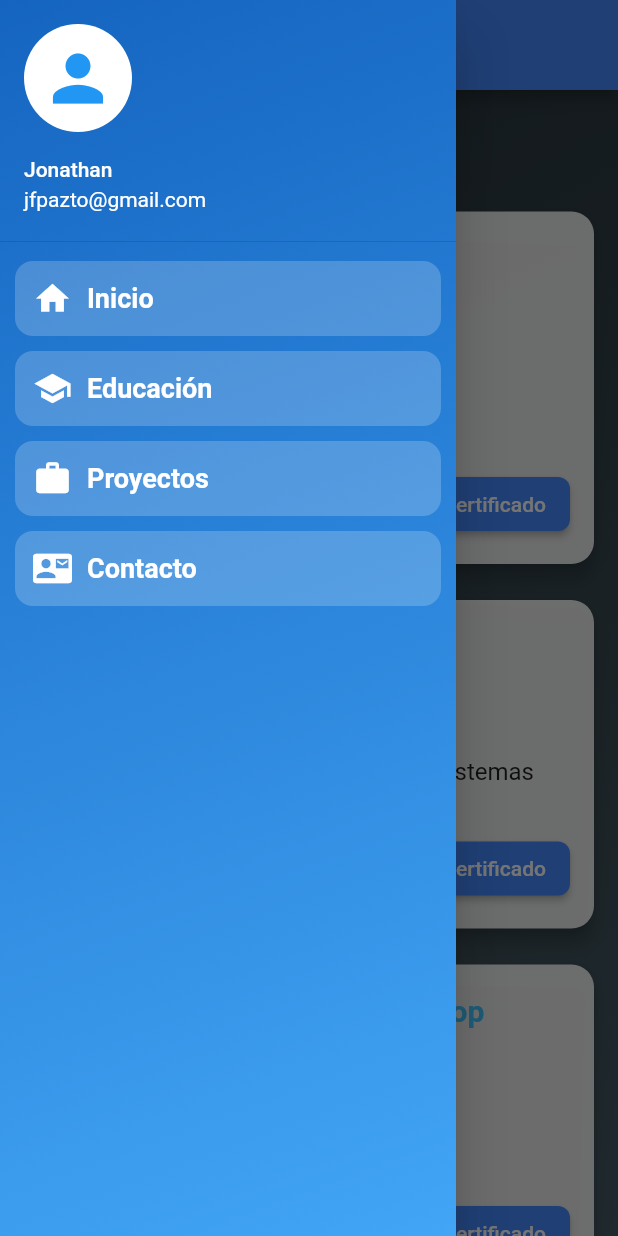
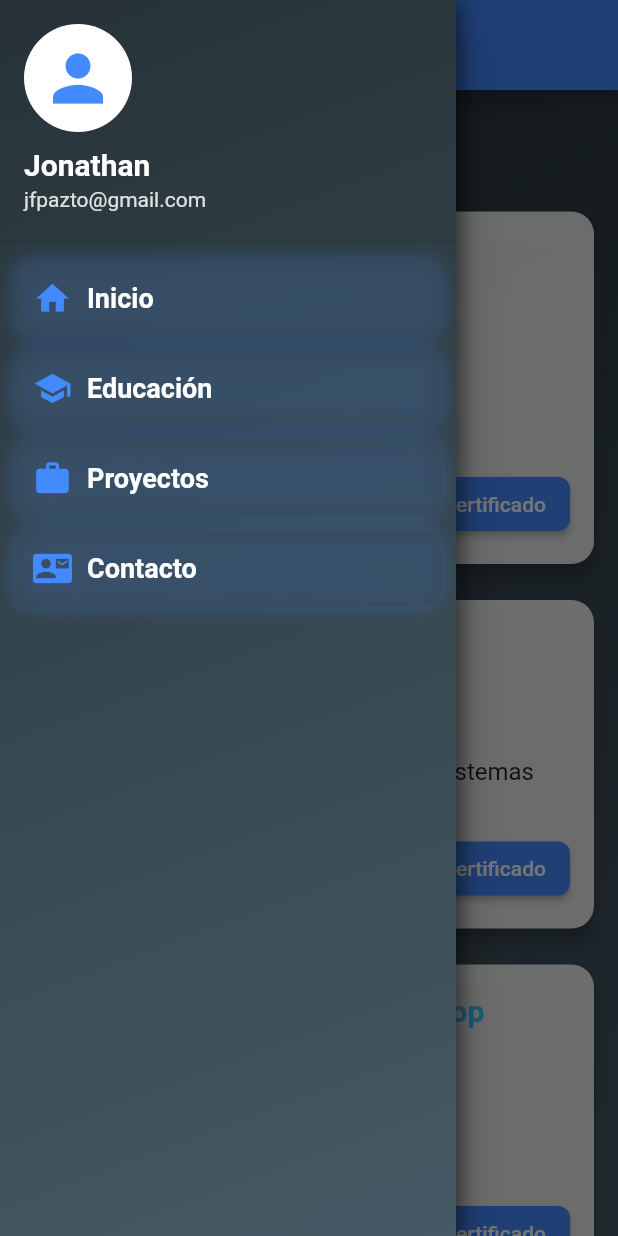
Before and after one commit to jfpazto/MyWebApp, a Flutter app: the EducationPage screen opened directly, with the side drawer open, on a phone screen of 412 x 824 dp. Run offline on Flutter 3.47's test engine with Material 2 defaults, Android fonts, the phone set to English and light mode, and no system bars; our stand-ins replace animated_text_kit.

Commit message:
Se ajustan colores para barra de education page

```diff
--- a/lib/widgets/custom_drawer.dart
+++ b/lib/widgets/custom_drawer.dart
@@ -7,25 +7,39 @@ class CustomDrawer extends StatelessWidget {
       child: Container(
         decoration: BoxDecoration(
           gradient: LinearGradient(
-            colors: [Colors.blue.shade800, Colors.blue.shade400],
+            colors: [Colors.blueGrey.shade900, Colors.blueGrey.shade700],
             begin: Alignment.topLeft,
             end: Alignment.bottomRight,
           ),
+          boxShadow: [
+            BoxShadow(
+              color: Colors.black45,
+              blurRadius: 10,
+              spreadRadius: 2,
+              offset: Offset(2, 4),
+            ),
+          ],
         ),
         child: Column(
           children: [
-            // Encabezado con avatar interactivo
+            // Encabezado con avatar
             UserAccountsDrawerHeader(
-              accountName: Text("Jonathan"),
-              accountEmail: Text("jfpazto@gmail.com"),
+              accountName: Text(
+                "Jonathan",
+                style: TextStyle(fontSize: 20, fontWeight: FontWeight.bold, color: Colors.white),
+              ),
+              accountEmail: Text(
+                "jfpazto@gmail.com",
+                style: TextStyle(color: Colors.grey[300]),
+              ),
               currentAccountPicture: GestureDetector(
                 onTap: () {
-                  // Acción al hacer clic en el avatar
                   print("Perfil seleccionado");
                 },
                 child: CircleAvatar(
                   backgroundColor: Colors.white,
-                  child: Icon(Icons.person, size: 50, color: Colors.blue),
+                  radius: 35,
+                  child: Icon(Icons.person, size: 50, color: Colors.blueAccent),
                 ),
               ),
               decoration: BoxDecoration(
@@ -50,20 +64,35 @@ class CustomDrawer extends StatelessWidget {
   }
 
   Widget _buildNavItem(IconData icon, String title, BuildContext context, String route) {
-    return InkWell(
+    return MouseRegion(
+      onEnter: (_) {
+        // Resaltar opción al pasar el mouse
+      },
+      onExit: (_) {
+        // Restaurar color original
+      },
+      child: GestureDetector(
         onTap: () {
           Navigator.pushNamed(context, route);
         },
-      child: Container(
+        child: AnimatedContainer(
+          duration: Duration(milliseconds: 300),
           margin: EdgeInsets.symmetric(vertical: 5, horizontal: 10),
           padding: EdgeInsets.all(12),
           decoration: BoxDecoration(
-          color: Colors.white.withOpacity(0.2),
+            color: Colors.blueGrey.shade800.withOpacity(0.5),
             borderRadius: BorderRadius.circular(12),
+            boxShadow: [
+              BoxShadow(
+                color: Colors.blueAccent.withOpacity(0.3),
+                blurRadius: 10,
+                spreadRadius: 1,
+              ),
+            ],
           ),
           child: Row(
             children: [
-            Icon(icon, color: Colors.white, size: 26),
+              Icon(icon, color: Colors.blueAccent, size: 26),
               SizedBox(width: 10),
               Expanded(
                 child: Text(
@@ -74,6 +103,7 @@ class CustomDrawer extends StatelessWidget {
             ],
           ),
         ),
+      ),
     );
   }
 }
```
Lines whose indentation alone changed are shown as unchanged.
